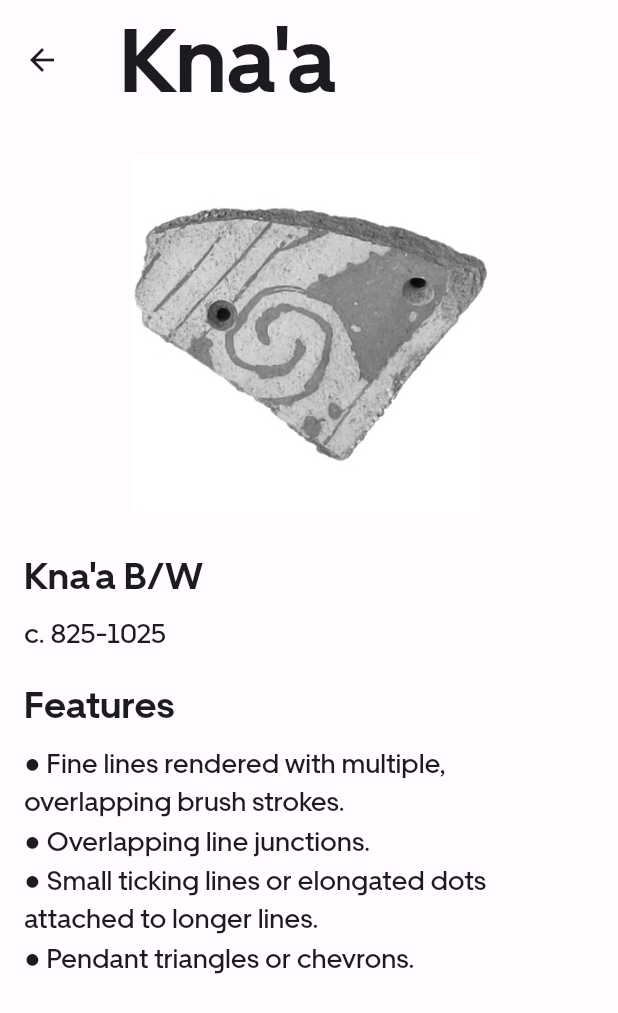
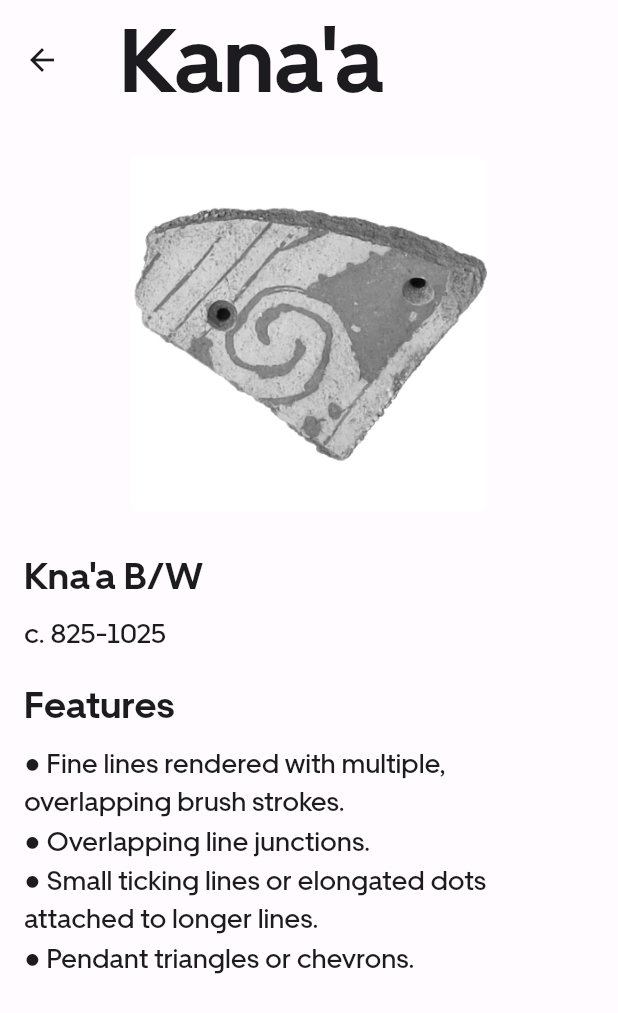
Before and after one commit to nickw409/CRAFT, a Flutter app: the AboutKnaa screen opened directly, on a phone screen of 412 x 824 dp. Shown: the top 1013 px of the screen. Run offline on Flutter 3.47's test engine with Material 3 defaults, Android fonts, the light colour scheme and no system bars; drawn by our look-alikes of carousel_slider; our stand-ins replace cloud_firestore, firebase_auth, firebase_core, firebase_storage, geolocator, google_maps_flutter and 6 more; missing offline and left inert: tflite_flutter_helper_plus, tflite_flutter_plus; accounts and stored records are empty.

Commit message:
leszek suggestions

```diff
--- a/mobile/lib/screens/about/about_knaa.dart
+++ b/mobile/lib/screens/about/about_knaa.dart
@@ -31,7 +31,7 @@ class AboutKnaa extends StatelessWidget {
         title: const Padding(
           padding: EdgeInsets.symmetric(horizontal: 8.0),
           child: Text(
-            "Kna'a",
+            "Kana'a",
             style: TextStyle(
                 fontFamily: 'Uber', fontSize: 60, fontWeight: FontWeight.w700),
           ),
```
Also changed, not shown: mobile/lib/screens/homepage.dart (+7 -4 lines), 1 other file.
